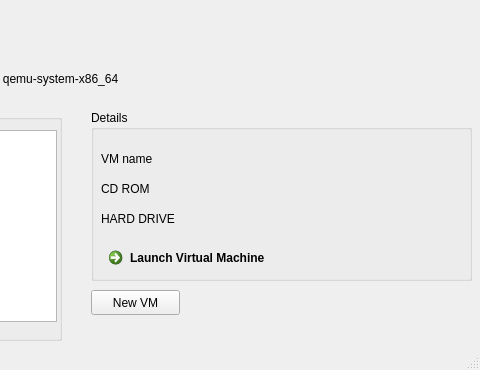
Old version of the form mainwindow.ui in the repository Electro-Corp/QEF86_64; both pictures show x 219 to 699 and y 0 to 370 of the 699 by 370 pixel window.
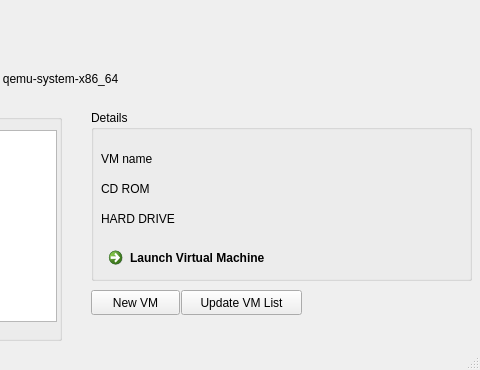
New version of the form. Icons and pictures are not drawn.

The edit to the form file:
```diff
--- a/mainwindow.ui
+++ b/mainwindow.ui
@@ -145,6 +145,19 @@
      <string>New VM</string>
     </property>
    </widget>
+   <widget class="QPushButton" name="pushButton">
+    <property name="geometry">
+     <rect>
+      <x>400</x>
+      <y>290</y>
+      <width>121</width>
+      <height>25</height>
+     </rect>
+    </property>
+    <property name="text">
+     <string>Update VM List</string>
+    </property>
+   </widget>
   </widget>
   <widget class="QMenuBar" name="menubar">
    <property name="geometry">
```
